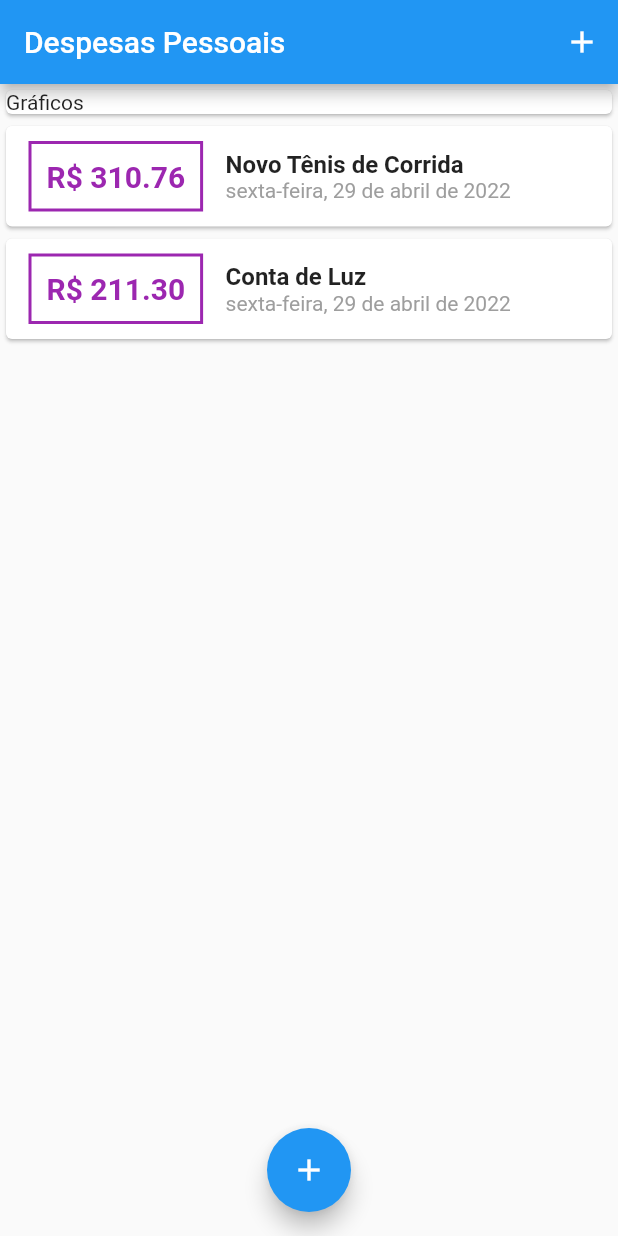
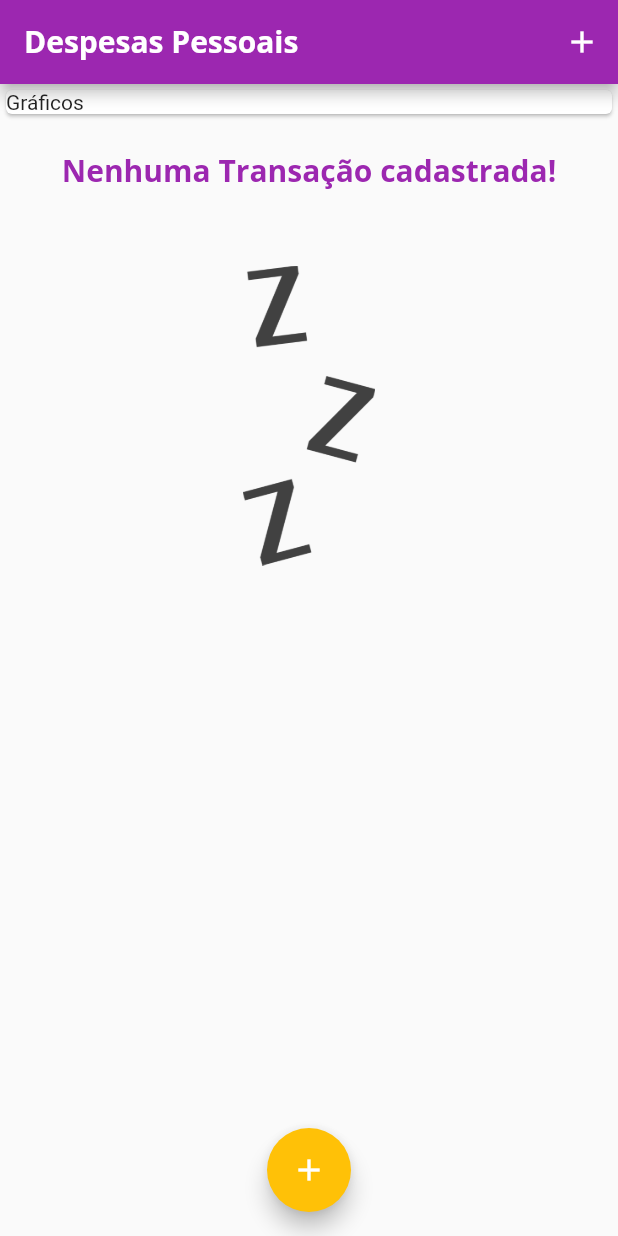
Before and after one commit to WellysonP/Depesas_Pessoais, a Flutter app: the screen it shows after launch, on a phone screen of 412 x 824 dp. Run offline on Flutter 3.47's test engine with Material 2 defaults, Android fonts, the phone set to English and light mode, and no system bars.

```diff
--- a/lib/componentes/transactions_form.dart
+++ b/lib/componentes/transactions_form.dart
@@ -50,7 +50,7 @@ class _TransactionFormState extends State<TransactionForm> {
               children: [
                 FlatButton(
                   child: Text("Nova Transação"),
-                  textColor: Colors.purple,
+                  textColor: Theme.of(context).colorScheme.primary,
                   onPressed: _submitFomr,
                 ),
               ],
--- a/lib/componentes/transactions_list.dart
+++ b/lib/componentes/transactions_list.dart
@@ -9,8 +9,30 @@ class TransactionList extends StatelessWidget {
   @override
   Widget build(BuildContext context) {
     return Container(
-      height: 500,
-      child: ListView.builder(
+      height: 700,
+      child: transactions.isEmpty
+          ? Column(
+              children: [
+                SizedBox(height: 20),
+                Text(
+                  "Nenhuma Transação cadastrada!",
+                  style: TextStyle(
+                      fontFamily: "OpenSans",
+                      fontWeight: FontWeight.bold,
+                      fontSize: 20,
+                      color: Theme.of(context).colorScheme.primary),
+                ),
+                SizedBox(height: 50),
+                Container(
+                  height: 200,
+                  child: Image.asset(
+                    "assets/images/waiting.png",
+                    fit: BoxFit.cover,
+                  ),
+                ),
+              ],
+            )
+          : ListView.builder(
               itemCount: transactions.length,
               itemBuilder: (ctx, index) {
                 final tr = transactions[index];
@@ -24,7 +46,7 @@ class TransactionList extends StatelessWidget {
                         ),
                         decoration: BoxDecoration(
                           border: Border.all(
-                      color: Colors.purple,
+                            color: Theme.of(context).colorScheme.primary,
                             width: 2,
                           ),
                         ),
@@ -32,9 +54,10 @@ class TransactionList extends StatelessWidget {
                         child: Text(
                           "R\$ ${tr.value.toStringAsFixed(2)}",
                           style: TextStyle(
+                            fontFamily: "OpenSans",
                             fontWeight: FontWeight.bold,
                             fontSize: 20,
-                      color: Colors.purple,
+                            color: Theme.of(context).colorScheme.primary,
                           ),
                         ),
                       ),
@@ -43,10 +66,7 @@ class TransactionList extends StatelessWidget {
                         children: [
                           Text(
                             tr.title,
-                      style: TextStyle(
-                        fontWeight: FontWeight.bold,
-                        fontSize: 16,
-                      ),
+                            style: Theme.of(context).textTheme.headline6,
                           ),
                           Text(
                             DateFormat("EEEE, d 'de' MMMM 'de' y", "pt_BR")
--- a/lib/main.dart
+++ b/lib/main.dart
@@ -11,6 +11,8 @@ main() => runApp(ExpensesApp());
 class ExpensesApp extends StatelessWidget {
   @override
   Widget build(BuildContext context) {
+    final ThemeData theme = ThemeData();
+
     return MaterialApp(
       localizationsDelegates: [
         GlobalMaterialLocalizations.delegate,
@@ -19,6 +21,26 @@ class ExpensesApp extends StatelessWidget {
       supportedLocales: [const Locale('pt', 'BR')],
       debugShowCheckedModeBanner: false,
       home: MyHomePage(),
+      theme: theme.copyWith(
+        colorScheme: theme.colorScheme.copyWith(
+          primary: Colors.purple,
+          secondary: Colors.amber,
+        ),
+        textTheme: theme.textTheme.copyWith(
+          headline6: TextStyle(
+              fontFamily: 'OpenSans',
+              fontSize: 17,
+              fontWeight: FontWeight.bold,
+              color: Colors.black),
+        ),
+        appBarTheme: AppBarTheme(
+          titleTextStyle: TextStyle(
+            fontFamily: 'OpenSans',
+            fontSize: 20,
+            fontWeight: FontWeight.bold,
+          ),
+        ),
+      ),
     );
   }
 }
@@ -29,19 +51,19 @@ class MyHomePage extends StatefulWidget {
 }
 
 class _MyHomePageState extends State<MyHomePage> {
-  final _transactions = [
-    Transaction(
-      id: "T1",
-      title: "Novo Tênis de Corrida",
-      value: 310.76,
-      date: DateTime.now(),
-    ),
-    Transaction(
-      id: "T2",
-      title: "Conta de Luz",
-      value: 211.30,
-      date: DateTime.now(),
-    ),
+  final List<Transaction> _transactions = [
+    // Transaction(
+    //   id: "T1",
+    //   title: "Novo Tênis de Corrida",
+    //   value: 310.76,
+    //   date: DateTime.now(),
+    // ),
+    // Transaction(
+    //   id: "T2",
+    //   title: "Conta de Luz",
+    //   value: 211.30,
+    //   date: DateTime.now(),
+    // ),
   ];
 
   _addTransaction(String title, double value) {
@@ -55,6 +77,8 @@ class _MyHomePageState extends State<MyHomePage> {
     setState(() {
       _transactions.add(newTransaction);
     });
+
+    Navigator.of(context).pop();
   }
 
   _openTransactionFormModal(BuildContext context) {
```
Also changed, not shown: pubspec.yaml (+15 -8 lines), assets/fonts/OpenSans-Bold.ttf (added), assets/fonts/OpenSans-Regular.ttf (added), assets/fonts/Quicksand-Bold.ttf (added), assets/fonts/Quicksand-Light.ttf (added), assets/fonts/Quicksand-Medium.ttf (added), assets/fonts/Quicksand-Regular.ttf (added), assets/images/waiting.png (added). Lines whose indentation alone changed are shown as unchanged.
